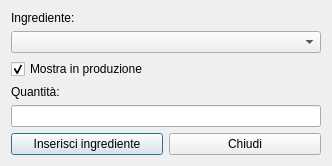
The window that hrecipeaddrow.ui (fblabs/hamlet-mod-sancon) describes before a commit, drawn with Qt 5.
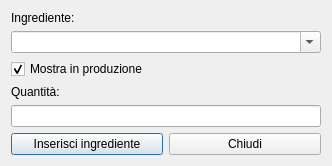
The same window after the commit. Icons and pictures are not drawn.

Patch:
```diff
--- a/hrecipeaddrow.ui
+++ b/hrecipeaddrow.ui
@@ -31,7 +31,11 @@
           </widget>
          </item>
          <item>
-          <widget class="QComboBox" name="comboBox"/>
+          <widget class="QComboBox" name="comboBox">
+           <property name="editable">
+            <bool>true</bool>
+           </property>
+          </widget>
          </item>
          <item>
           <widget class="QCheckBox" name="checkBox">
```
Left out of the diff: 10 changed lines with no effect on the pictures.
